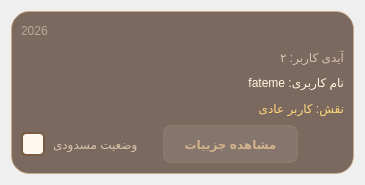
This is Client/admin/usercard.ui in Onyx1907/Lumina-EBook-Platform as Qt 5 draws it before an edit. The edited form follows.
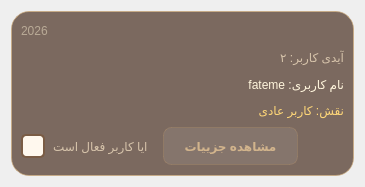
This is the edited form. Icons and pictures are not drawn.

What changed in the file:
```diff
--- a/Client/admin/usercard.ui
+++ b/Client/admin/usercard.ui
@@ -7,7 +7,7 @@
     <x>0</x>
     <y>0</y>
     <width>365</width>
-    <height>185</height>
+    <height>187</height>
    </rect>
   </property>
   <property name="windowTitle">
@@ -150,7 +150,7 @@
 }</string>
           </property>
           <property name="text">
-           <string>وضعیت مسدودی</string>
+           <string>ایا کاربر فعال است</string>
           </property>
          </widget>
         </item>
```
